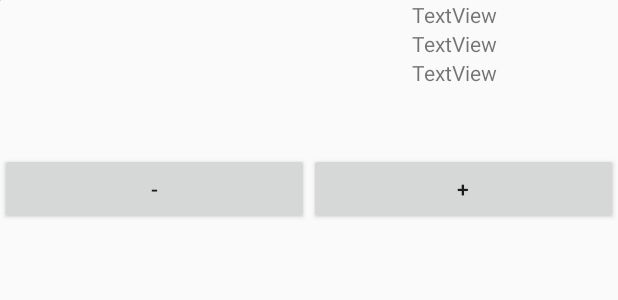
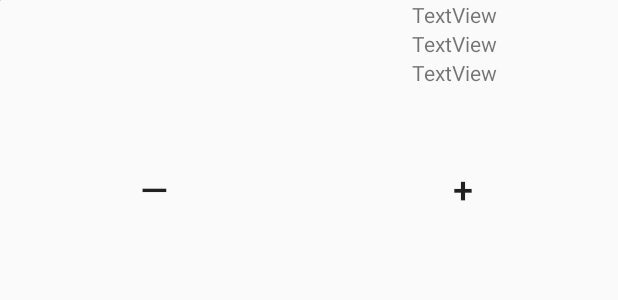
Before and after one commit to bartek-s13/BrickList, an Android app: the layout part_row.xml on its own in the app's theme, with its tools: preview values and no code run, on a phone screen of 412 x 824 dp. Shown: the top 300 px of the screen. Run offline under Robolectric (Android 15) with nearby library versions, the phone set to English and light mode, and no system bars; network calls fail.

Commit message:
Add PartsAdapter

```diff
--- a/app/src/main/java/com/example/bricklist/AddInventoryActivity.kt
+++ b/app/src/main/java/com/example/bricklist/AddInventoryActivity.kt
@@ -84,8 +84,8 @@ class AddInventoryActivity : AppCompatActivity() {
         val inventoryID = dbHandler.addInventory(inventory)
 
         downloadData(code)
-        //FIXME poprawić to bo fatalnie wygląda
-        addParts(inventoryID.toString().toInt())
+
+        addParts(inventoryID.toInt())
 
     }
 
@@ -125,6 +125,7 @@ class AddInventoryActivity : AppCompatActivity() {
                         val itemTableID = dbHandler.getItemID(itemID)
                         val part = InventoryPart(inventoryID, itemTypeID, itemTableID, quantityInSet, color)
 
+                        dbHandler.addInventoryPart(part)
                     }
                 }
             }
--- a/app/src/main/java/com/example/bricklist/InventoriesAdapter.kt
+++ b/app/src/main/java/com/example/bricklist/InventoriesAdapter.kt
@@ -45,11 +45,8 @@ class InventoriesAdapter(private val mInventories: List<Inventory>, val clickLis
 
     override fun onBindViewHolder(holder: InventoriesAdapter.ViewHolder, position: Int) {
         val inventory: Inventory = mInventories.get(position)
-        //val textView: TextView = holder.nameTextView
-        //textView.setText(inventory.name)
         holder.bind(mInventories.get(position), clickListener)
-        //val idTextView: TextView = holder.idTextView
-        //idTextView.setText(inventory.id.toString())
+
 
     }
 }
--- a/app/src/main/java/com/example/bricklist/MainActivity.kt
+++ b/app/src/main/java/com/example/bricklist/MainActivity.kt
@@ -47,7 +47,6 @@ class MainActivity : BaseActivity() {
         recyclerView.layoutManager = mLayoutManager
         recyclerView.setItemAnimator(DefaultItemAnimator())
         recyclerView.setAdapter(adapter)
-
     }
 
     override fun onResume() {
@@ -57,6 +56,7 @@ class MainActivity : BaseActivity() {
 
     private fun invenoryClicked(inventory: Inventory){
         val intent = Intent(this, InventoryActivity::class.java)
+
         intent.putExtra("Name", inventory.name)
         intent.putExtra("Id", inventory.id)
         startActivity(intent)
--- a/app/src/main/res/layout/part_row.xml
+++ b/app/src/main/res/layout/part_row.xml
@@ -36,7 +36,7 @@
             <TableRow>
 
                 <TextView
-                    android:id="@+id/textView"
+                    android:id="@+id/name"
                     android:layout_width="wrap_content"
                     android:layout_height="wrap_content"
                     android:text="TextView" />
@@ -48,7 +48,7 @@
                 android:layout_height="match_parent">
 
                 <TextView
-                    android:id="@+id/textView4"
+                    android:id="@+id/color"
                     android:layout_width="wrap_content"
                     android:layout_height="wrap_content"
                     android:text="TextView" />
@@ -59,7 +59,7 @@
                 android:layout_height="match_parent">
 
                 <TextView
-                    android:id="@+id/textView5"
+                    android:id="@+id/qty"
                     android:layout_width="wrap_content"
                     android:layout_height="wrap_content"
                     android:text="TextView" />
@@ -85,14 +85,18 @@
             android:layout_width="match_parent"
             android:layout_height="wrap_content"
             android:layout_weight="0.9"
-            android:text="-" />
+            android:background="#00FFFFFF"
+            android:text="—"
+            android:textSize="24sp" />
 
         <Button
             android:id="@+id/add"
             android:layout_width="match_parent"
             android:layout_height="wrap_content"
             android:layout_weight="0.9"
-            android:text="+" />
+            android:background="#00FFFFFF"
+            android:text="+"
+            android:textSize="24sp" />
 
     </TableRow>
 </TableLayout>
```
Also changed, not shown: app/src/main/java/com/example/bricklist/InventoryActivity.kt (+21 -2 lines), app/src/main/java/com/example/bricklist/MyDBHandler.kt (+7 -7 lines), app/src/main/java/com/example/bricklist/PartsAdapter.kt (added, +52 -0 lines), app/src/main/res/layout/activity_inventory.xml (+16 -0 lines).
